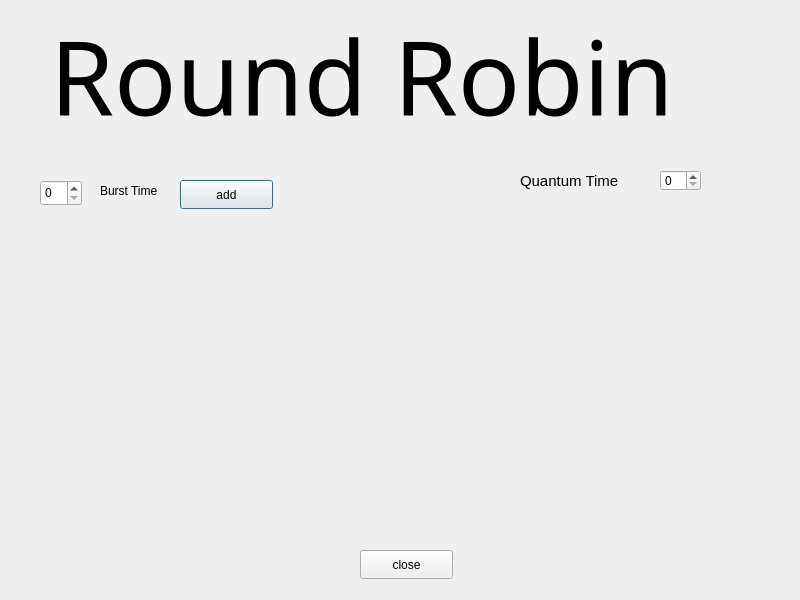
Old version of the form GUI/rr.ui in the repository MightyMaya/CPU-Scheduler.
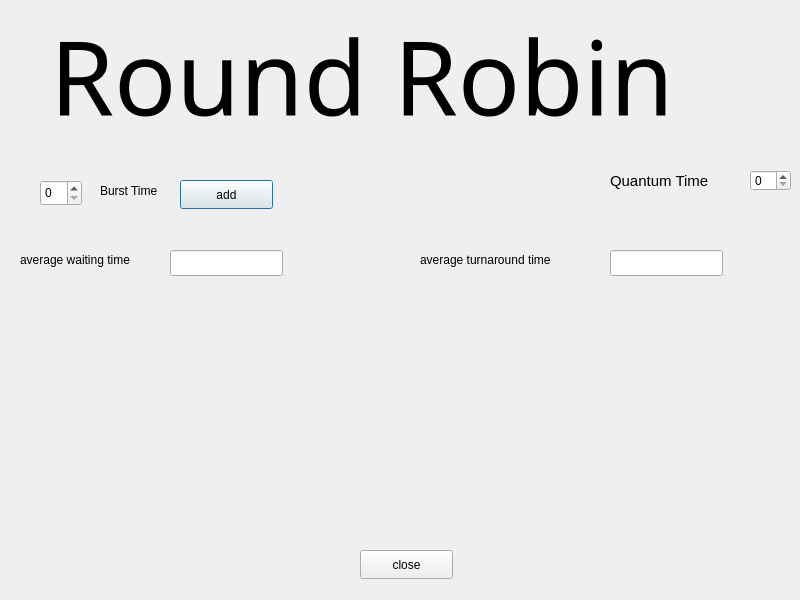
New version of the form.

Commit message: Added preemptive SJW, added avg waiting time + avg turnaround times

```diff
--- a/GUI/rr.ui
+++ b/GUI/rr.ui
@@ -26,7 +26,7 @@
   <widget class="QSpinBox" name="timeQuantum">
    <property name="geometry">
     <rect>
-     <x>660</x>
+     <x>750</x>
      <y>170</y>
      <width>41</width>
      <height>21</height>
@@ -49,10 +49,10 @@
   <widget class="QLabel" name="label_3">
    <property name="geometry">
     <rect>
-     <x>520</x>
-     <y>150</y>
+     <x>610</x>
+     <y>160</y>
      <width>121</width>
-     <height>61</height>
+     <height>41</height>
     </rect>
    </property>
    <property name="font">
@@ -109,6 +109,52 @@
     <string>close</string>
    </property>
   </widget>
+  <widget class="QLabel" name="label">
+   <property name="geometry">
+    <rect>
+     <x>20</x>
+     <y>250</y>
+     <width>161</width>
+     <height>20</height>
+    </rect>
+   </property>
+   <property name="text">
+    <string>average waiting time</string>
+   </property>
+  </widget>
+  <widget class="QLabel" name="label_5">
+   <property name="geometry">
+    <rect>
+     <x>420</x>
+     <y>250</y>
+     <width>171</width>
+     <height>20</height>
+    </rect>
+   </property>
+   <property name="text">
+    <string>average turnaround time</string>
+   </property>
+  </widget>
+  <widget class="QLineEdit" name="avgturnt">
+   <property name="geometry">
+    <rect>
+     <x>610</x>
+     <y>250</y>
+     <width>113</width>
+     <height>26</height>
+    </rect>
+   </property>
+  </widget>
+  <widget class="QLineEdit" name="avgturnt_2">
+   <property name="geometry">
+    <rect>
+     <x>170</x>
+     <y>250</y>
+     <width>113</width>
+     <height>26</height>
+    </rect>
+   </property>
+  </widget>
  </widget>
  <resources/>
  <connections/>
```
The commit also changes 60 other files.
